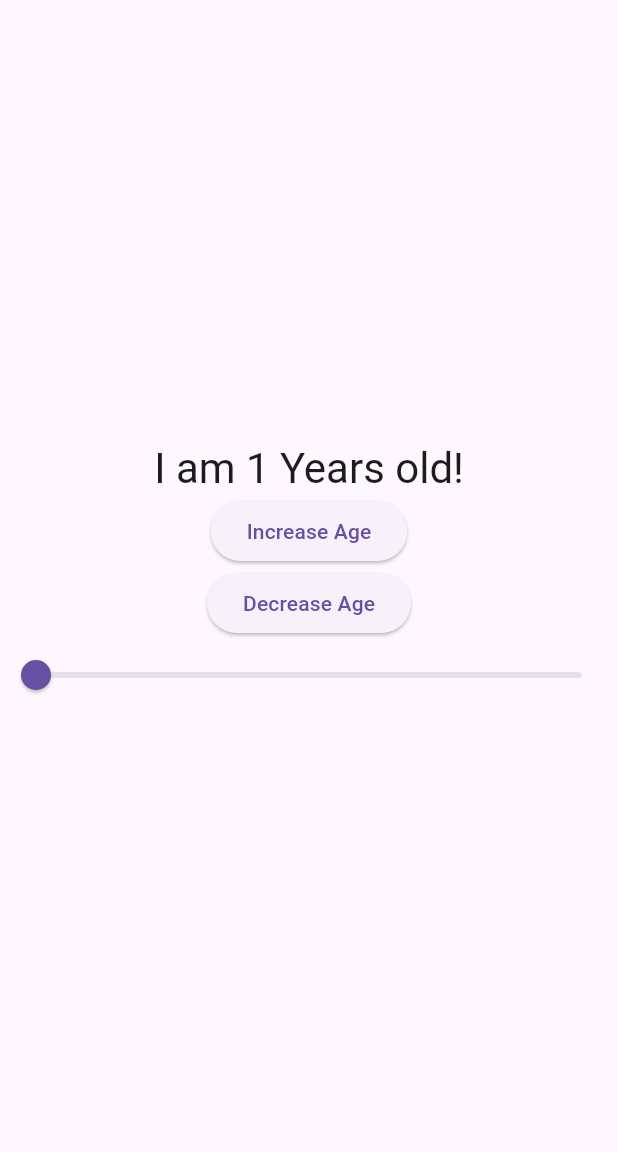
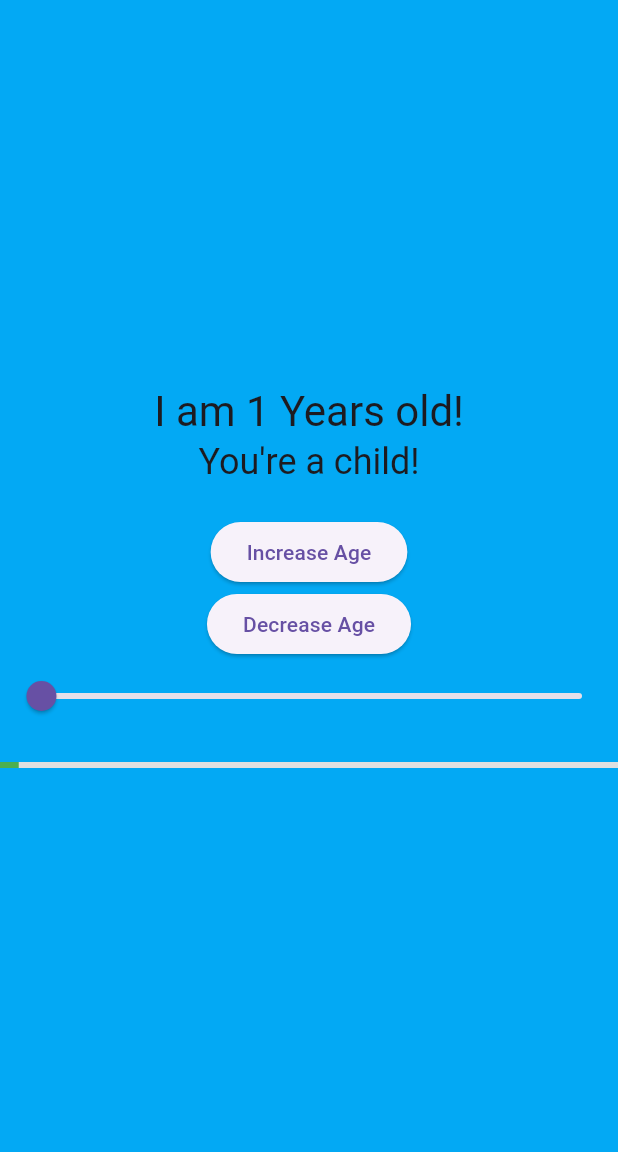
Before and after one commit to bashapu/counter_app, a Flutter app: the screen it shows after launch, after a tap on "Increase Age", on a phone screen of 412 x 824 dp, the part 84-1236 px from its top. Run offline on Flutter 3.47's test engine with Material 3 defaults, Android fonts, the phone set to English and light mode, and no system bars; missing offline and left inert: window_size.

Commit message:
Additional Features

```diff
--- a/lib/main.dart
+++ b/lib/main.dart
@@ -49,21 +49,61 @@ void setupWindow() {
 /// _not_ depend on Provider.
 class Counter with ChangeNotifier {
   int value = 0;
+  String message = 'You\'re a child!';
+  Color bgColor = Colors.lightBlue;
+
   void increment() {
     if (value < 100) {
       value += 1;
+      _updateStage();
       notifyListeners();
     }
   }
+
   void decrement() {
     if (value > 0) {
       value -= 1;
+      _updateStage();
       notifyListeners();
     }
   }
-  void setValue(val) {
-    value = val;
+
+  void setValue(double val) {
+    value = val.toInt();
+    _updateStage();
     notifyListeners();
+  }
+
+  void _updateStage() {
+    if (value <= 12) {
+      message = 'You\'re a child!';
+      bgColor = Colors.lightBlue;
+    } else if (value <= 19) {
+      message = 'Teenager time!';
+      bgColor = Colors.lightGreen;
+    } else if (value <= 30) {
+      message = 'You\'re a young adult';
+      bgColor = Colors.yellowAccent;
+    } else if (value <= 50) {
+      message = 'You\'re an adult now!';
+      bgColor = Colors.orange;
+    } else if (value <= 67) {
+      message = 'You\'re in mid-life!';
+      bgColor = Colors.amber;
+    } else {
+      message = 'Golden years!';
+      bgColor = Colors.grey;
+    }
+  }
+
+  double get progress {
+    if (value <= 33) {
+      return value / 33;
+    } else if (value <= 67) {
+      return (value - 33) / 33;
+    } else {
+      return (value - 67) / 33;
+    }
   }
 }
 
@@ -85,46 +125,59 @@ class MyHomePage extends StatelessWidget {
   Widget build(BuildContext context) {
     return Scaffold(
       appBar: AppBar(title: const Text('Age Counter')),
-      body: Center(
-        child: Column(
-          mainAxisAlignment: MainAxisAlignment.center,
-          children: [
       // Consumer looks for an ancestor Provider widget
       // and retrieves its model (Counter, in this case).
       // Then it uses that model to build widgets, and will trigger
       // rebuilds if the model is updated.
-            Consumer<Counter>(
-              builder:
-                  (context, counter, child) => Text(
+      body: Consumer<Counter>(
+        builder: (context, counter, child) {
+          return AnimatedContainer(
+            duration: const Duration(milliseconds: 300),
+            color: counter.bgColor,
+            child: Center(
+              child: Column(
+                mainAxisAlignment: MainAxisAlignment.center,
+                children: [
+                  Text(
                     'I am ${counter.value} Years old!',
                     style: Theme.of(context).textTheme.headlineMedium,
                   ),
+                  Text(
+                    counter.message,
+                    style: Theme.of(context).textTheme.headlineSmall,
+                  ),
+                  const SizedBox(height: 20),
+                  ElevatedButton(
+                    onPressed: counter.increment,
+                    child: const Text('Increase Age'),
                   ),
                   ElevatedButton(
-              onPressed: () {
-                var counter = context.read<Counter>();
-                counter.increment();
-              },
-              child: Text('Increase Age')
-            ),
-            ElevatedButton(
-              onPressed: () {
-                var counter = context.read<Counter>();
-                counter.decrement();
-              },
-              child: Text('Decrease Age')
+                    onPressed: counter.decrement,
+                    child: const Text('Decrease Age'),
                   ),
                   Slider(
                     min: 0,
                     max: 100,
-              value: context.read<Counter>().value.toDouble(),
-              onChanged: (double value) {
-                var counter = context.read<Counter>();
-                counter.setValue(value);
-              },
+                    value: counter.value.toDouble(),
+                    onChanged: counter.setValue,
+                  ),
+                  const SizedBox(height: 20),
+                  LinearProgressIndicator(
+                    value: counter.progress,
+                    backgroundColor: Colors.grey[300],
+                    valueColor: AlwaysStoppedAnimation<Color>(
+                      counter.value <= 33
+                          ? Colors.green
+                          : counter.value <= 67
+                              ? Colors.yellow
+                              : Colors.red,
+                    ),
                   ),
                 ],
               ),
+            ),
+          );
+        },
       ),
       // floatingActionButton: FloatingActionButton(
       //   onPressed: () {
```
Lines whose indentation alone changed are shown as unchanged.
